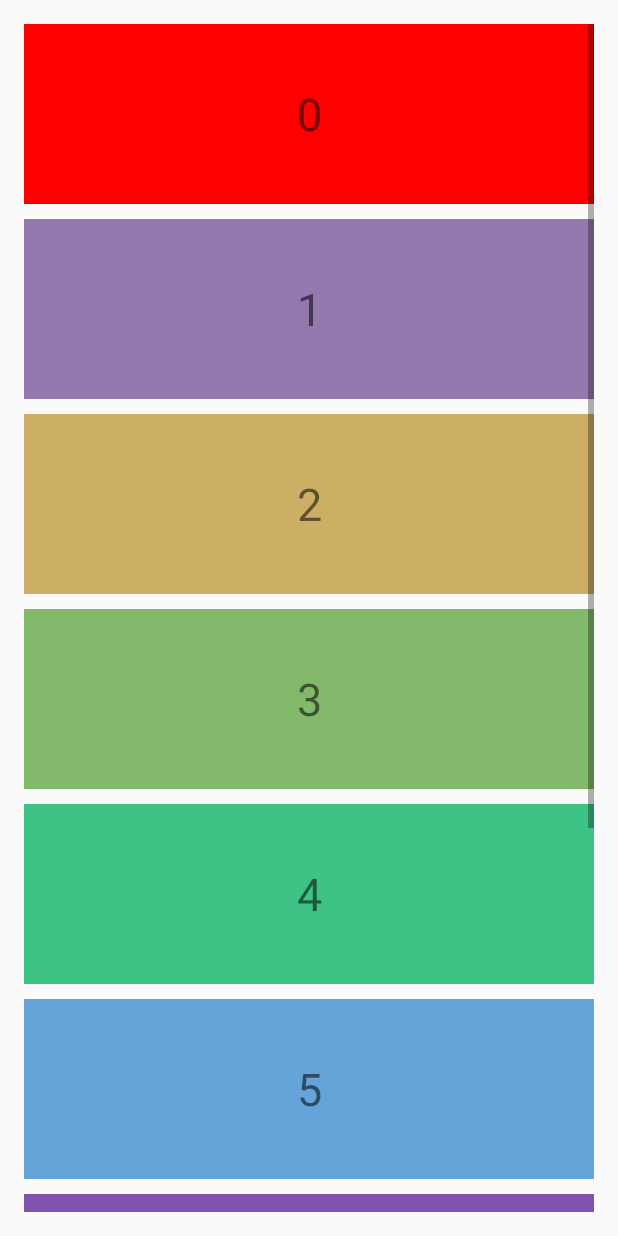
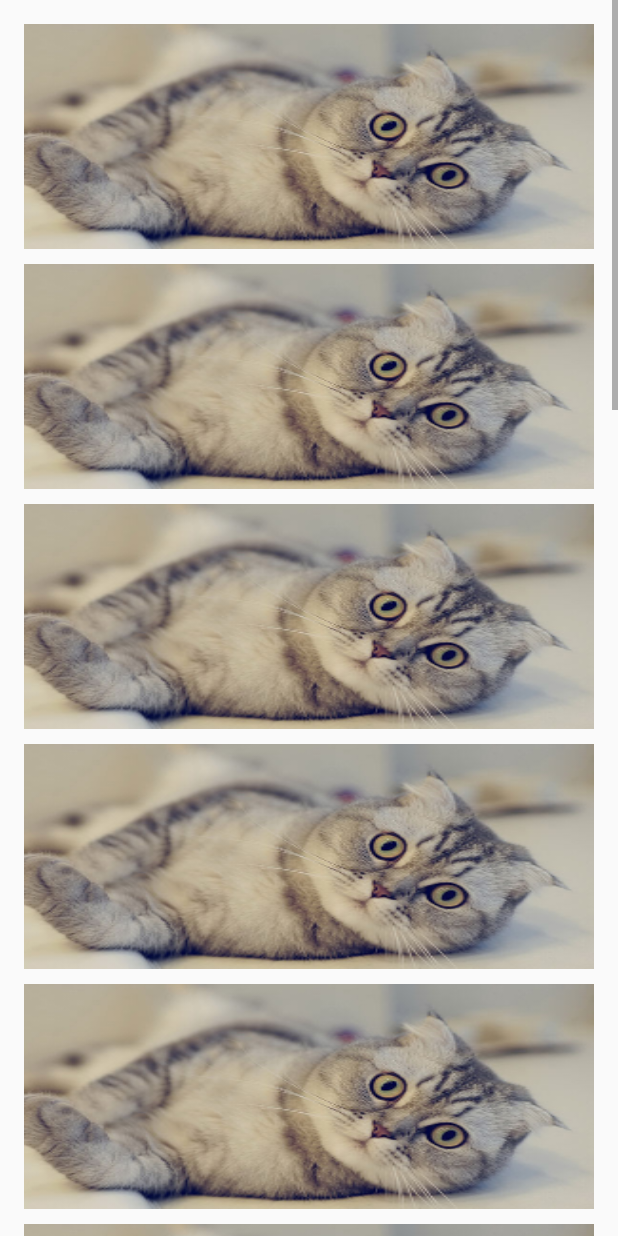
Before and after one commit to HokoFly/HokoBlur, an Android app: the BlurDrawableActivity screen opened directly, with no data from a screen before it, on a phone screen of 412 x 824 dp. Run offline under Robolectric (Android 15) with nearby library versions, the light colour scheme and no system bars; 2 statements that could not run were skipped.

Commit message:
翻转绘制方向

```diff
--- a/app/src/main/res/layout/activity_blur_drawable.xml
+++ b/app/src/main/res/layout/activity_blur_drawable.xml
@@ -3,10 +3,7 @@
     xmlns:tools="http://schemas.android.com/tools"
     android:layout_width="match_parent"
     android:layout_height="match_parent"
-    android:paddingBottom="@dimen/activity_vertical_margin"
-    android:paddingLeft="@dimen/activity_horizontal_margin"
-    android:paddingRight="@dimen/activity_horizontal_margin"
-    android:paddingTop="@dimen/activity_vertical_margin"
+
     tools:context="com.example.xiangpi.dynamicblurdemo.activity.BlurDrawableActivity">
 
     <ScrollView
@@ -16,7 +13,60 @@
         <LinearLayout
             android:layout_width="match_parent"
             android:layout_height="match_parent"
+            android:paddingBottom="@dimen/activity_vertical_margin"
+            android:paddingLeft="@dimen/activity_horizontal_margin"
+            android:paddingRight="@dimen/activity_horizontal_margin"
+            android:paddingTop="@dimen/activity_vertical_margin"
             android:orientation="vertical">
+
+            <ImageView
+                android:layout_width="match_parent"
+                android:layout_height="150dp"
+                android:src="@mipmap/cat"
+                android:scaleType="fitXY"
+                android:layout_marginBottom="10dp"/>
+            <ImageView
+                android:layout_width="match_parent"
+                android:layout_height="150dp"
+                android:src="@mipmap/cat"
+                android:scaleType="fitXY"
+                android:layout_marginBottom="10dp"/>
+            <ImageView
+                android:layout_width="match_parent"
+                android:layout_height="150dp"
+                android:src="@mipmap/cat"
+                android:scaleType="fitXY"
+                android:layout_marginBottom="10dp"/>
+            <ImageView
+                android:layout_width="match_parent"
+                android:layout_height="150dp"
+                android:src="@mipmap/cat"
+                android:scaleType="fitXY"
+                android:layout_marginBottom="10dp"/>
+            <ImageView
+                android:layout_width="match_parent"
+                android:layout_height="150dp"
+                android:src="@mipmap/cat"
+                android:scaleType="fitXY"
+                android:layout_marginBottom="10dp"/>
+            <ImageView
+                android:layout_width="match_parent"
+                android:layout_height="150dp"
+                android:src="@mipmap/cat"
+                android:scaleType="fitXY"
+                android:layout_marginBottom="10dp"/>
+            <ImageView
+                android:layout_width="match_parent"
+                android:layout_height="150dp"
+                android:src="@mipmap/cat"
+                android:scaleType="fitXY"
+                android:layout_marginBottom="10dp"/>
+            <ImageView
+                android:layout_width="match_parent"
+                android:layout_height="150dp"
+                android:src="@mipmap/cat"
+                android:scaleType="fitXY"
+                android:layout_marginBottom="10dp"/>
 
             <TextView
                 android:layout_width="match_parent"
@@ -107,6 +157,14 @@
         android:layout_width="300dp"
         android:layout_height="match_parent"
         android:layout_marginTop="100dp"
-        android:layout_marginLeft="20dp"
-        android:layout_marginBottom="50dp"/>
+        android:layout_marginBottom="130dp"
+        android:layout_marginRight="30dp"/>
+
+    <!--<com.example.xiangpi.dynamicblurdemo.opengl.TestDrawableView-->
+        <!--android:layout_width="match_parent"-->
+        <!--android:layout_height="100dip"-->
+        <!--android:paddingLeft="16dip"-->
+        <!--android:paddingRight="16dip"-->
+        <!--android:layout_marginTop="48dp"-->
+        <!--android:layout_gravity="top"/>-->
 </FrameLayout>
--- a/hoko-blur/src/main/java/com/hoko/blurlibrary/opengl/functor/OnScreenRect.java
+++ b/hoko-blur/src/main/java/com/hoko/blurlibrary/opengl/functor/OnScreenRect.java
@@ -1,5 +1,6 @@
 package com.hoko.blurlibrary.opengl.functor;
 
+import android.graphics.RectF;
 import android.opengl.GLES20;
 import android.opengl.Matrix;
 import android.util.Log;
@@ -29,6 +30,7 @@ public class OnScreenRect {
     private float[] mMVPMatrix = new float[16];
     private float[] mScreenMVPMatrix = new float[16];
 
+    private float[] mTexMatrix = new float[16];
     private int mTargetFboId;
 
 
@@ -48,15 +50,22 @@ public class OnScreenRect {
 
     private final String vertexShaderCode =
             "uniform mat4 uMVPMatrix;   \n" +
+            "uniform mat4 uTexMatrix;   \n" +
+                    "uniform int uVertical; \n" +
                     "attribute vec2 aTexCoord;   \n" +
                     "attribute vec4 aPosition;  \n" +
                     "varying vec2 vTexCoord;  \n" +
                     "void main() {              \n" +
                     "  gl_Position = uMVPMatrix * aPosition; \n" +
 //                    "  gl_Position = aPosition; \n" +
-                    "  vTexCoord = aTexCoord; \n" +
+//                    "     vTexCoord = (uTexMatrix * vec4(aTexCoord,0,1)).st;\n" +
+                    "if (uVertical == 1) {\n" +
+                    "   vTexCoord = aTexCoord;\n" +
+                    "} else {\n" +
+                    "   vTexCoord.x = aTexCoord.x;\n" +
+                    "   vTexCoord.y = float(1) - aTexCoord.y;\n" +
+                    "}\n" +
                     "}  \n";
-
 
     private String fragmentShaderCode =
             "precision mediump float;   \n" +
@@ -78,22 +87,24 @@ public class OnScreenRect {
     private static final int COORDS_PER_VERTEX = 3;
 
     private float squareCoords[] = {
-            0.0F, 1.0F, 0.0F, // top left
-            0.0F, 0.0F, 0.0F, // bottom left
-            1.0F, 0.0F, 0.0F, // bottom right
+            0.0F, 0.0F, 0.0F, // top left
+            1.0F, 0.0F, 0.0F, // bottom left
+            0.0F, 1.0F, 0.0F, // bottom right
             1.0F, 1.0F, 0.0F}; // top right
 
     private static float mTexHorizontalCoords[] = {
-            1.0f, 1.0f,
+            0.0f, 0.0f,
             1.0f, 0.0f,
-            0.0f, 0.0f,
-            0.0f, 1.0f};
+            0.0f, 1.0f,
+            1.0f, 1.0f};
 
-    private short drawOrder[] = { 0, 1, 2, 0, 2, 3 };
+    private short drawOrder[] = { 0, 1, 2, 2, 3,1 };
+//    private short drawOrder[] = { 0, 1, 2, 0, 2, 3 };
 
     private float fragmentColor[] = {0.2f, 0.709803922f, 0.898039216f, 1.0f};
 
     private int mVertexShader;
+    private int mVertexShader2;
     private int mFragmentShader;
 
     private int mProgram;
@@ -102,6 +113,8 @@ public class OnScreenRect {
     private int mColorHandle;
     private int mMVPMatrixHandle;
     private int mTexCoordHandle;
+    private int mTexMatrixHandle;
+    private int mVerticalHandle;
 
     private int mWidthOffsetHandle;
     private int mHeightOffsetHandle;
@@ -216,6 +229,7 @@ public class OnScreenRect {
 
             mVertexShader = loadShader(GLES20.GL_VERTEX_SHADER, vertexShaderCode);
 
+
             mFragmentShader = loadShader(GLES20.GL_FRAGMENT_SHADER, fragmentShaderCode);
 
             initProgram();
@@ -246,11 +260,15 @@ public class OnScreenRect {
         mHorizontalTextureId = loadTexture(mWidth, mHeight);
         mHorizontalFrameBuffer = genFrameBuffer(mHorizontalTextureId);
 
-        drawHorizontalBlur(mMVPMatrix);
+        getBound(false);
+
+        drawHorizontalBlur(mMVPMatrix, mTexMatrix);
         resetAllBuffer();
+
+        getBound(true);
         GLES20.glViewport(0, 0, info.viewportWidth, info.viewportHeight);
 
-        drawVerticalBlur(mScreenMVPMatrix);
+        drawVerticalBlur(mScreenMVPMatrix, mTexMatrix);
         resetAllBuffer();
 
         GLES20.glBindFramebuffer(GLES20.GL_FRAMEBUFFER, mTargetFboId);
@@ -307,7 +325,7 @@ public class OnScreenRect {
     }
 
 
-    private void drawHorizontalBlur(float[] mvpMatrix) {
+    private void drawHorizontalBlur(float[] mvpMatrix, float[] texMatrix) {
 //        GLES20.glUseProgram(mProgram);
 //
         mPositionHandle = GLES20.glGetAttribLocation(mProgram, "aPosition");
@@ -319,6 +337,13 @@ public class OnScreenRect {
 
         mMVPMatrixHandle = GLES20.glGetUniformLocation(mProgram, "uMVPMatrix");
         GLES20.glUniformMatrix4fv(mMVPMatrixHandle, 1, false, mvpMatrix, 0);
+
+        mTexMatrixHandle = GLES20.glGetUniformLocation(mProgram, "uTexMatrix");
+        GLES20.glUniformMatrix4fv(mTexMatrixHandle, 1, false, texMatrix, 0);
+
+        mVerticalHandle = GLES20.glGetUniformLocation(mProgram, "uVertical");
+        GLES20.glUniform1i(mVerticalHandle, 0);
+
 
         mTexCoordHandle = GLES20.glGetAttribLocation(mProgram, "aTexCoord");
         GLES20.glEnableVertexAttribArray(mTexCoordHandle);
@@ -345,7 +370,7 @@ public class OnScreenRect {
 
     }
 
-    private void drawVerticalBlur(float[] mvpMatrix) {
+    private void drawVerticalBlur(float[] mvpMatrix, float[] texMatrix) {
 //        GLES20.glUseProgram(mProgram);
 
 //        mPositionHandle = GLES20.glGetAttribLocation(mProgram, "aPosition");
@@ -354,6 +379,11 @@ public class OnScreenRect {
 
 //        mMVPMatrixHandle = GLES20.glGetUniformLocation(mProgram, "uMVPMatrix");
         GLES20.glUniformMatrix4fv(mMVPMatrixHandle, 1, false, mvpMatrix, 0);
+
+        GLES20.glUniformMatrix4fv(mTexMatrixHandle, 1, false, texMatrix, 0);
+
+        GLES20.glUniform1i(mVerticalHandle, 1);
+
 
 //        mColorHandle = GLES20.glGetUniformLocation(mProgram, "vColor");
 //        GLES20.glUniform4fv(mColorHandle, 1, fragmentColor, 0);
@@ -423,5 +453,50 @@ public class OnScreenRect {
         return shader;
     }
 
+    private void getBound(boolean flipY){
+        int viewportW = mWidth;
+        int viewportH = mHeight;
+
+        int fboW = nextMultipleN(mWidth + 8.0f, 4);
+        int fboH = nextMultipleN(mHeight + 8.0f, 4);
+
+        Log.e(TAG, "getBound: viewportW: " + viewportW);
+        Log.e(TAG, "getBound: viewportH: " + viewportH);
+        Log.e(TAG, "getBound: fboW: " + fboW);
+        Log.e(TAG, "getBound: fboH: " + fboH);
+
+        float right = (float)viewportW / (float)fboW;
+        float bottom = (float)viewportH / (float)fboH;
+        int width = viewportW + 8;
+        int height = viewportH + 8;
+        float scaleX = (float)width / (float)(width - 8);
+        float scaleY = (float)height / (float)(height - 8);
+
+        RectF bound1 = new RectF(0, 0, scaleX * right, scaleY * bottom);
+        RectF bound2 = new RectF(0, 0, scaleX, scaleY);
+
+
+        Log.e(TAG, "getBound: right: " + right);
+        Log.e(TAG, "getBound: bottom: " + bottom);
+        Log.e(TAG, "getBound: scaleX: " + scaleX);
+        Log.e(TAG, "getBound: scaleY: " + scaleY);
+
+
+        if (flipY) {
+            Matrix.translateM(mTexMatrix, 0, bound2.left, bound2.bottom, 0);
+            Matrix.scaleM(mTexMatrix, 0, bound2.width(), -bound2.height(), 1.0F);
+
+        } else {
+            Matrix.translateM(mTexMatrix, 0, bound1.left, bound1.top, 0);
+            Matrix.scaleM(mTexMatrix, 0, bound1.width(), bound1.height(), 1.0F);
+
+        }
+
+    }
+
+    private int nextMultipleN(float value, int n) {
+        return (int)(value + (float)n - 1.0F) / n * n;
+    }
+
 
 }
```
